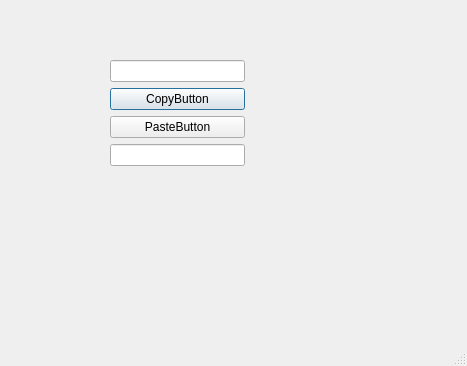
Above: eventHandling.ui from rsb198/learngit before the change. Below: the same form after it.
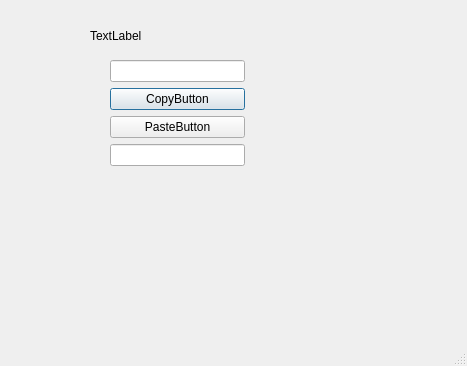
That is the form after the change.

The edit to the form file:
```diff
--- a/eventHandling.ui
+++ b/eventHandling.ui
@@ -16,7 +16,7 @@
   <property name="sizeGripEnabled">
    <bool>true</bool>
   </property>
-  <widget class="QWidget" name="">
+  <widget class="QWidget" name="layoutWidget">
    <property name="geometry">
     <rect>
      <x>110</x>
@@ -48,6 +48,19 @@
     </item>
    </layout>
   </widget>
+  <widget class="QLabel" name="label">
+   <property name="geometry">
+    <rect>
+     <x>90</x>
+     <y>30</y>
+     <width>54</width>
+     <height>12</height>
+    </rect>
+   </property>
+   <property name="text">
+    <string>TextLabel</string>
+   </property>
+  </widget>
  </widget>
  <resources/>
  <connections>
```
